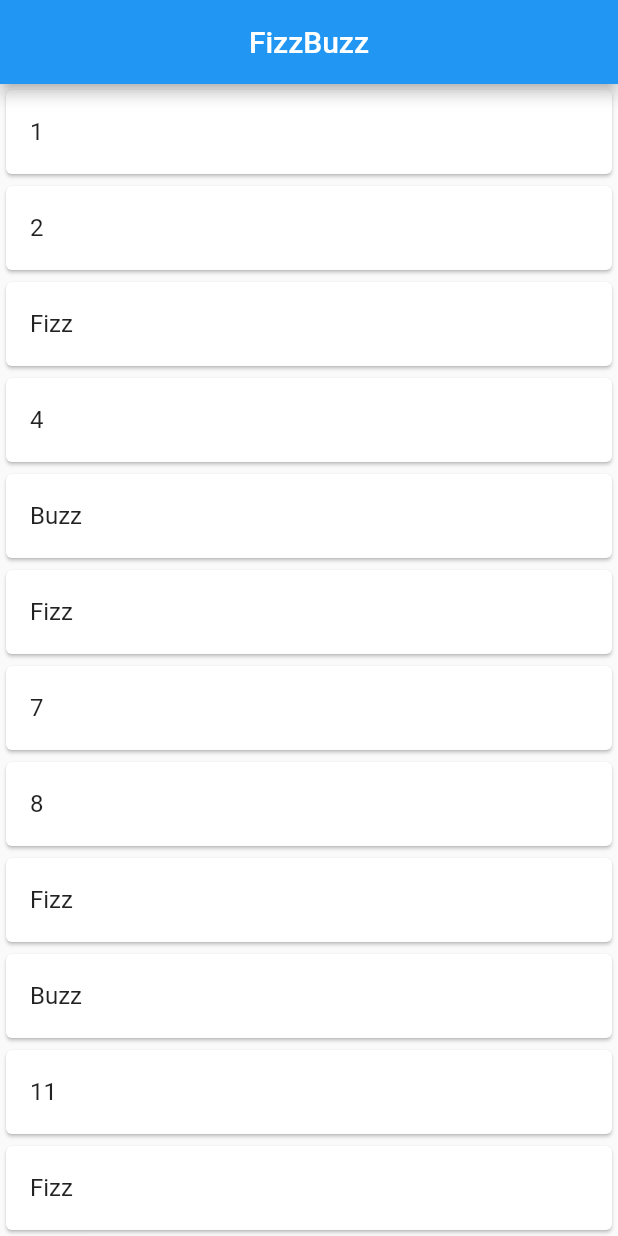
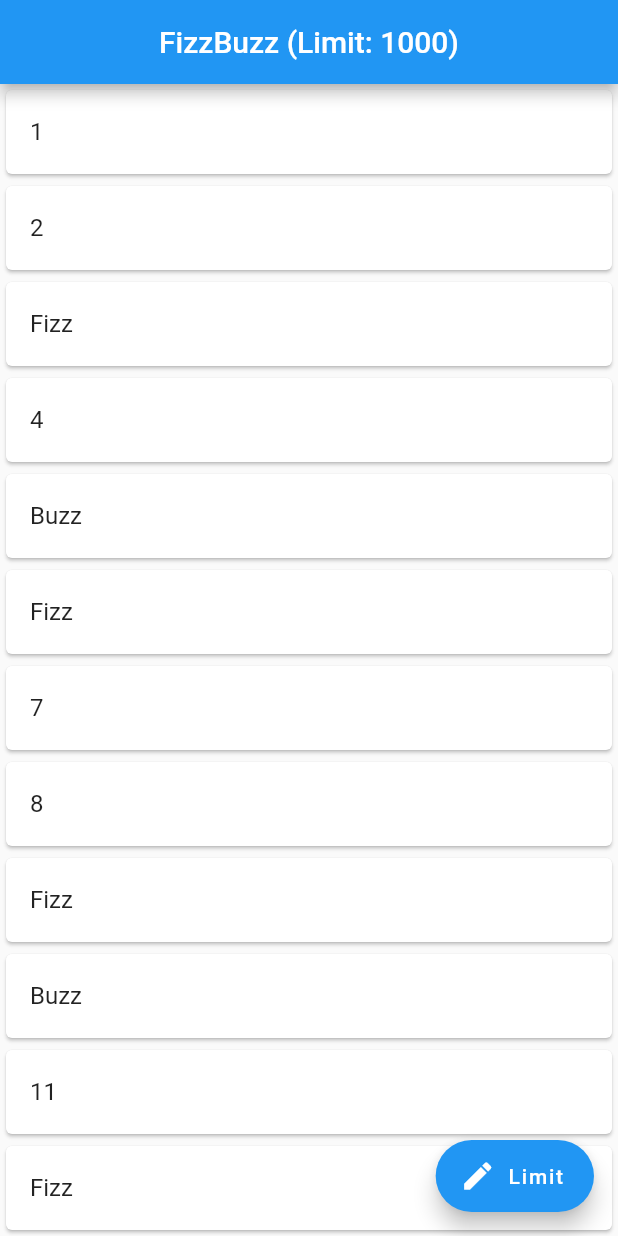
Before and after one commit to lahiruzone/fizzbuzz-app, a Flutter app: the screen it shows after launch, on a phone screen of 412 x 824 dp. Run offline on Flutter 3.47's test engine with Material 2 defaults, Android fonts, the phone set to English and light mode, and no system bars; our stand-ins replace bloc, equatable, flutter_bloc, get_it.

Commit message:
feat(manual_fizzbuzz_limit): implimented presantation layer widgets

```diff
--- a/lib/features/fizzbuzz/presantation/pages/home_page.dart
+++ b/lib/features/fizzbuzz/presantation/pages/home_page.dart
@@ -1,9 +1,10 @@
 import 'package:fizzbuzz_app/core/widgets/loading_indicator_widget.dart';
 import 'package:fizzbuzz_app/features/fizzbuzz/presantation/widgets/home_page_failure_widget.dart';
+import 'package:fizzbuzz_app/features/fizzbuzz/presantation/widgets/home_page_floating_action_button_widget.dart';
+import 'package:fizzbuzz_app/features/fizzbuzz/presantation/widgets/home_page_fzzbuzz_limit_display_text_widget.dart';
 import 'package:fizzbuzz_app/features/fizzbuzz/presantation/widgets/home_page_welcome_widget.dart';
 import 'package:flutter/material.dart';
 import 'package:flutter_bloc/flutter_bloc.dart';
-
 import 'package:fizzbuzz_app/config.dart';
 import 'package:fizzbuzz_app/features/fizzbuzz/presantation/bloc/fizzbuzz_bloc.dart';
 import 'package:fizzbuzz_app/injection_container.dart';
@@ -13,19 +14,20 @@ class HomePage extends StatelessWidget {
 
   @override
   Widget build(BuildContext context) {
-    return Scaffold(
-      appBar: AppBar(
-        centerTitle: true,
-        title: const Text('FizzBuzz'),
-      ),
-      body: BlocProvider(
+    return BlocProvider(
       create: (context) => sl<FizzbuzzBloc>()
         ..add(
           const FizzbuzzLoaded(defaultFizzBuzzRange),
         ),
-          child: BlocBuilder<FizzbuzzBloc, FizzbuzzState>(
+      child: Scaffold(
+        appBar: AppBar(
+          centerTitle: true,
+          title: const HomePageFizzbuzzLimitDisplayTextWidget(),
+        ),
+        floatingActionButton: const HomePageFloatingActionButtonWidget(),
+        body: BlocBuilder<FizzbuzzBloc, FizzbuzzState>(
           buildWhen: (previous, current) => previous.status != current.status,
-            builder: (_, state) {
+          builder: (context, state) {
             if (state.status == FizzbuzzStatus.loading) {
               return const LoadingIndicatorWidget();
             } else if (state.status == FizzbuzzStatus.failure) {
@@ -42,7 +44,8 @@ class HomePage extends StatelessWidget {
               return const HomePageWelcomeWidget();
             }
           },
-          )),
+        ),
+      ),
     );
   }
 }
--- /dev/null
+++ b/lib/features/fizzbuzz/presantation/widgets/home_page_floating_action_button_widget.dart
@@ -0,0 +1,70 @@
+import 'package:fizzbuzz_app/core/user_input/presantation/cubit/user_input_cubit.dart';
+import 'package:fizzbuzz_app/features/fizzbuzz/presantation/bloc/fizzbuzz_bloc.dart';
+import 'package:fizzbuzz_app/injection_container.dart';
+import 'package:flutter/material.dart';
+import 'package:flutter_bloc/flutter_bloc.dart';
+
+class HomePageFloatingActionButtonWidget extends StatelessWidget {
+  const HomePageFloatingActionButtonWidget({super.key});
+
+  @override
+  Widget build(BuildContext context) {
+    return BlocBuilder<FizzbuzzBloc, FizzbuzzState>(
+      builder: (context, state) {
+        return FloatingActionButton.extended(
+          onPressed: () => _showButtomSheet(context),
+          label: const Text('Limit'),
+          icon: const Icon(Icons.edit),
+        );
+      },
+    );
+  }
+
+  _showButtomSheet(BuildContext fizzbuzzContext) {
+    showModalBottomSheet(
+      context: fizzbuzzContext,
+      isScrollControlled: true,
+      shape: const RoundedRectangleBorder(
+        borderRadius: BorderRadius.vertical(top: Radius.circular(8.0)),
+      ),
+      builder: (_) {
+        return Padding(
+          padding: MediaQuery.of(fizzbuzzContext).viewInsets,
+          child: BlocProvider(
+            create: (context) => sl<UserInputCubit>(),
+            child: BlocBuilder<UserInputCubit, UserInputState>(
+              builder: (context, state) {
+                return Padding(
+                  padding: const EdgeInsets.all(8.0),
+                  child: Column(
+                    mainAxisSize: MainAxisSize.min,
+                    children: [
+                      TextField(
+                        onChanged: (value) => context.read<UserInputCubit>().limitChanged(value),
+                        keyboardType: TextInputType.emailAddress,
+                        decoration: InputDecoration(
+                          labelText: 'limit',
+                          errorText: (state.status == FormStatus.invalied) ? state.applicationError!.message : null,
+                        ),
+                      ),
+                      if (state.status == FormStatus.valied)
+                        Padding(
+                          padding: const EdgeInsets.only(top: 8),
+                          child: ElevatedButton(
+                              onPressed: () => context.read<UserInputCubit>().onTap(onTap: () {
+                                    Navigator.pop(context);
+                                    fizzbuzzContext.read<FizzbuzzBloc>().add(FizzbuzzLimitChanged(state.limit!));
+                                  }),
+                              child: const Text('GENARATE')),
+                        ),
+                    ],
+                  ),
+                );
+              },
+            ),
+          ),
+        );
+      },
+    );
+  }
+}
--- /dev/null
+++ b/lib/features/fizzbuzz/presantation/widgets/home_page_fzzbuzz_limit_display_text_widget.dart
@@ -0,0 +1,18 @@
+import 'package:fizzbuzz_app/features/fizzbuzz/presantation/bloc/fizzbuzz_bloc.dart';
+import 'package:flutter/material.dart';
+import 'package:flutter_bloc/flutter_bloc.dart';
+
+class HomePageFizzbuzzLimitDisplayTextWidget extends StatelessWidget {
+  const HomePageFizzbuzzLimitDisplayTextWidget({
+    Key? key,
+  }) : super(key: key);
+
+  @override
+  Widget build(BuildContext context) {
+    return BlocBuilder<FizzbuzzBloc, FizzbuzzState>(
+      builder: (context, state) {
+        return Text('FizzBuzz (Limit: ${state.limit})');
+      },
+    );
+  }
+}
```
Lines whose indentation alone changed are shown as unchanged.
